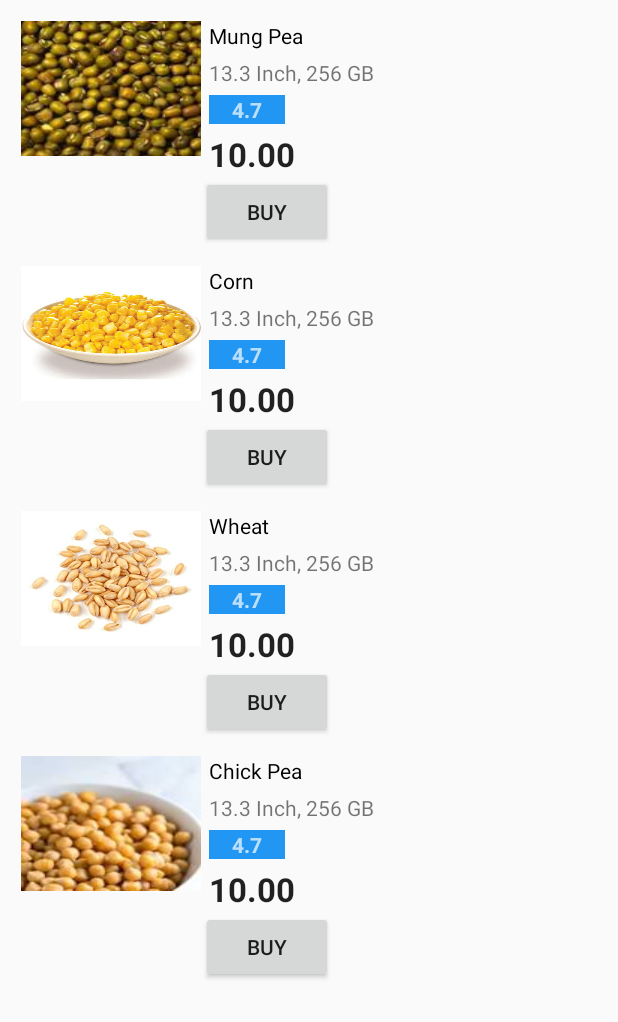
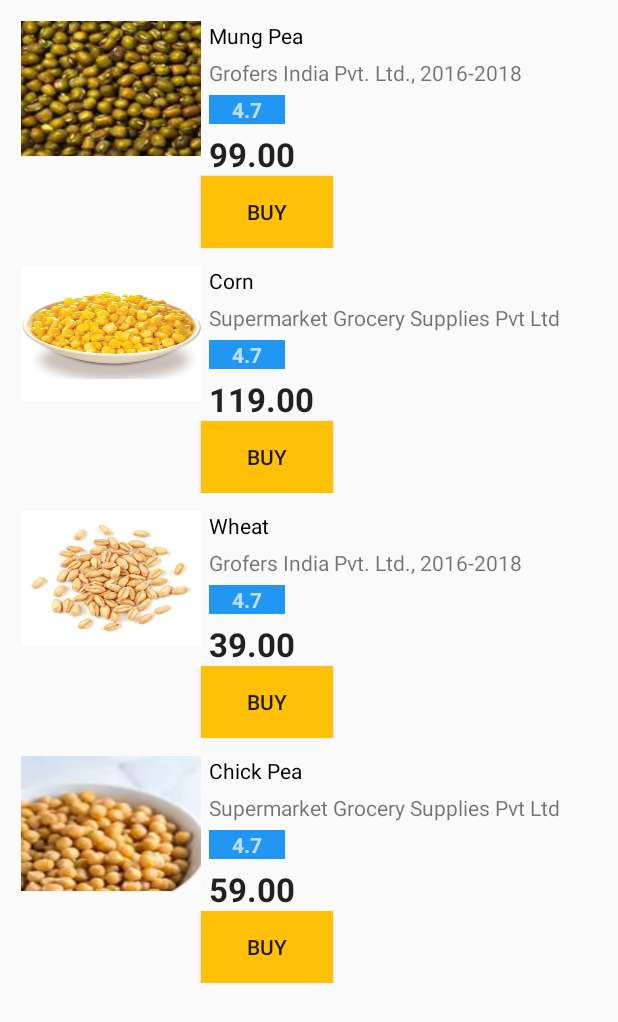
Before and after one commit to harshitgupta09/QSeed, an Android app: the PaytmActivity screen opened directly, with no data from a screen before it, on a phone screen of 412 x 824 dp. Shown: the top 1022 px of the screen. Run offline under Robolectric (Android 15) with nearby library versions, the phone set to English and light mode, and no system bars; libraries missing offline, so code that uses them is left out: com.paytm.pgsdk.

Commit message:
minor UI changes in paytm activity

```diff
--- a/app/src/main/res/layout/activity_paytm.xml
+++ b/app/src/main/res/layout/activity_paytm.xml
@@ -24,8 +24,7 @@
                 android:layout_width="120dp"
                 android:layout_height="90dp"
                 android:background="@drawable/mung_bean"
-                android:padding="4dp"
-                />
+                android:padding="4dp" />
 
             <TextView
                 android:id="@+id/textViewTitle"
@@ -45,7 +44,7 @@
                 android:layout_marginLeft="5dp"
                 android:layout_marginTop="5dp"
                 android:layout_toRightOf="@id/imageView"
-                android:text="13.3 Inch, 256 GB"
+                android:text="Grofers India Pvt. Ltd., 2016-2018"
                 android:textAppearance="@style/Base.TextAppearance.AppCompat.Small" />
 
             <TextView
@@ -71,7 +70,7 @@
                 android:layout_marginLeft="5dp"
                 android:layout_marginTop="5dp"
                 android:layout_toRightOf="@id/imageView"
-                android:text="10.00"
+                android:text="99.00"
                 android:textAppearance="@style/Base.TextAppearance.AppCompat.Large"
                 android:textStyle="bold" />
 
@@ -81,6 +80,7 @@
                 android:layout_height="wrap_content"
                 android:layout_below="@id/textViewPrice"
                 android:layout_toRightOf="@id/imageView"
+                android:background="@color/colorAccent"
                 android:text="Buy" />
         </RelativeLayout>
 
@@ -117,7 +117,7 @@
                 android:layout_marginLeft="5dp"
                 android:layout_marginTop="5dp"
                 android:layout_toRightOf="@id/imageView1"
-                android:text="13.3 Inch, 256 GB"
+                android:text="Supermarket Grocery Supplies Pvt Ltd"
                 android:textAppearance="@style/Base.TextAppearance.AppCompat.Small" />
 
             <TextView
@@ -143,7 +143,7 @@
                 android:layout_marginLeft="5dp"
                 android:layout_marginTop="5dp"
                 android:layout_toRightOf="@id/imageView1"
-                android:text="10.00"
+                android:text="119.00"
                 android:textAppearance="@style/Base.TextAppearance.AppCompat.Large"
                 android:textStyle="bold" />
 
@@ -153,6 +153,7 @@
                 android:layout_height="wrap_content"
                 android:layout_below="@id/textViewPrice1"
                 android:layout_toRightOf="@id/imageView1"
+                android:background="@color/colorAccent"
                 android:text="Buy" />
         </RelativeLayout>
 
@@ -189,7 +190,7 @@
                 android:layout_marginLeft="5dp"
                 android:layout_marginTop="5dp"
                 android:layout_toRightOf="@id/imageView2"
-                android:text="13.3 Inch, 256 GB"
+                android:text="Grofers India Pvt. Ltd., 2016-2018"
                 android:textAppearance="@style/Base.TextAppearance.AppCompat.Small" />
 
             <TextView
@@ -215,7 +216,7 @@
                 android:layout_marginLeft="5dp"
                 android:layout_marginTop="5dp"
                 android:layout_toRightOf="@id/imageView2"
-                android:text="10.00"
+                android:text="39.00"
                 android:textAppearance="@style/Base.TextAppearance.AppCompat.Large"
                 android:textStyle="bold" />
 
@@ -225,6 +226,7 @@
                 android:layout_height="wrap_content"
                 android:layout_below="@id/textViewPrice2"
                 android:layout_toRightOf="@id/imageView2"
+                android:background="@color/colorAccent"
                 android:text="Buy" />
         </RelativeLayout>
 
@@ -260,7 +262,7 @@
                 android:layout_marginLeft="5dp"
                 android:layout_marginTop="5dp"
                 android:layout_toRightOf="@id/imageView3"
-                android:text="13.3 Inch, 256 GB"
+                android:text="Supermarket Grocery Supplies Pvt Ltd"
                 android:textAppearance="@style/Base.TextAppearance.AppCompat.Small" />
 
             <TextView
@@ -286,7 +288,7 @@
                 android:layout_marginLeft="5dp"
                 android:layout_marginTop="5dp"
                 android:layout_toRightOf="@id/imageView3"
-                android:text="10.00"
+                android:text="59.00"
                 android:textAppearance="@style/Base.TextAppearance.AppCompat.Large"
                 android:textStyle="bold" />
 
@@ -296,6 +298,7 @@
                 android:layout_height="wrap_content"
                 android:layout_below="@id/textViewPrice3"
                 android:layout_toRightOf="@id/imageView3"
+                android:background="@color/colorAccent"
                 android:text="Buy" />
         </RelativeLayout>
     </RelativeLayout>
```
